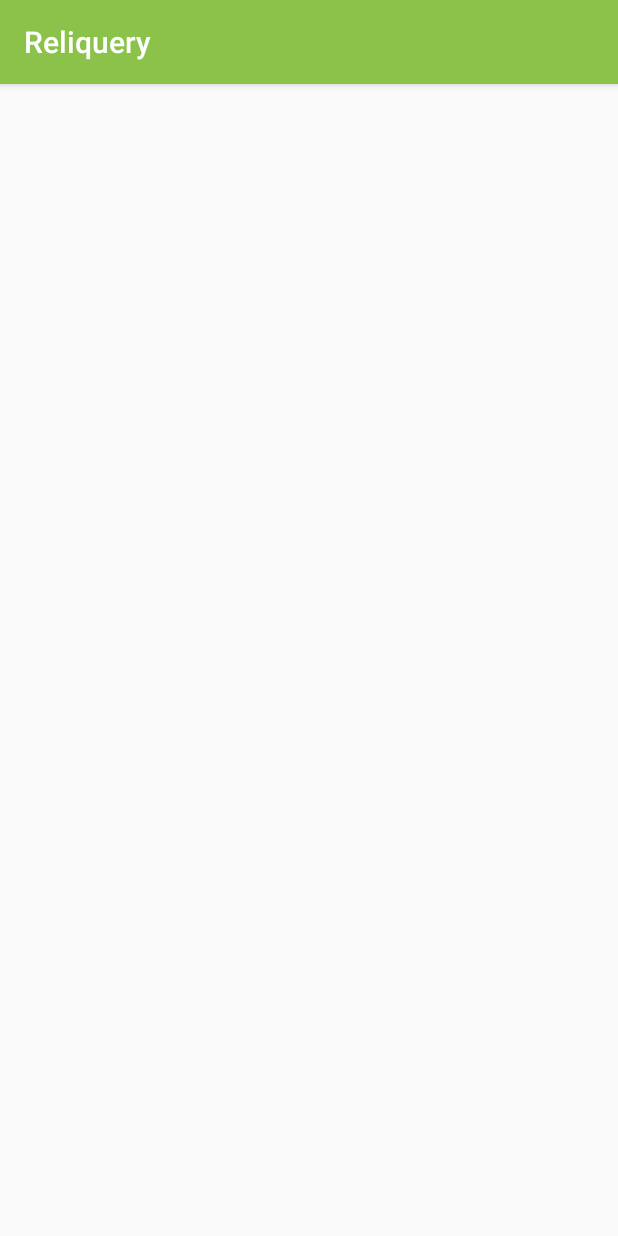
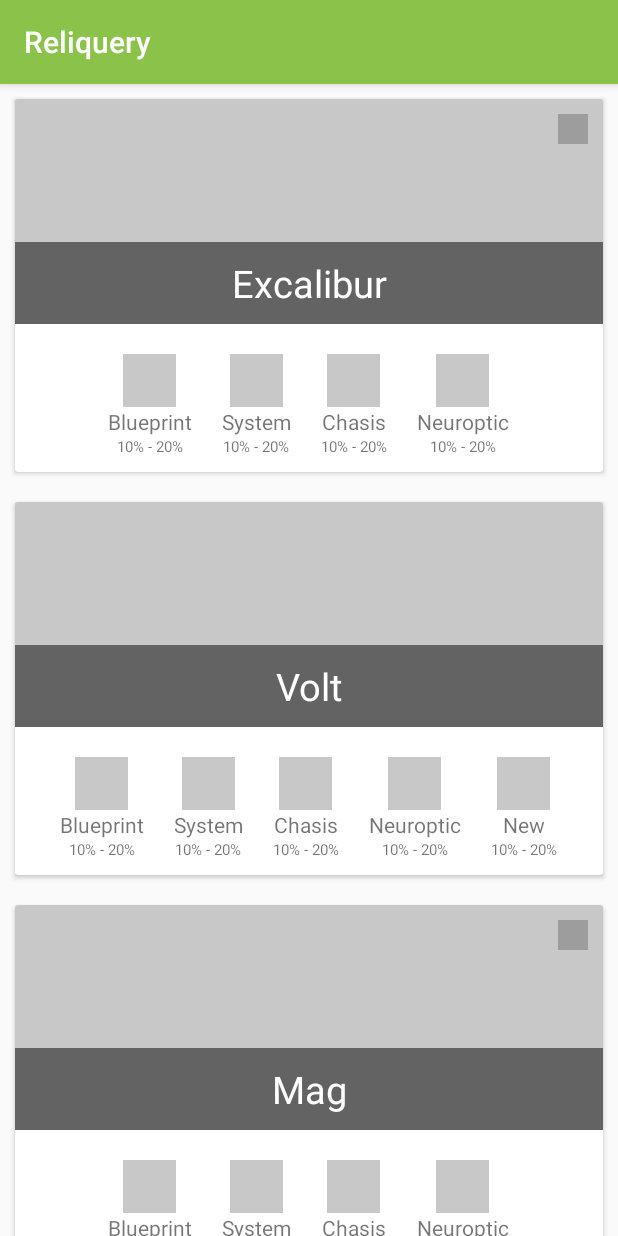
Before and after one commit to mbting/reliquery-android, an Android app: the screen it shows after launch (MainActivity), on a phone screen of 412 x 824 dp. Run offline under Robolectric (Android 15) with nearby library versions, the phone set to English and light mode, and no system bars.

Commit message:
added home screen with mock data

```diff
--- a/app/build.gradle
+++ b/app/build.gradle
@@ -25,5 +25,7 @@ dependencies {
         exclude group: 'com.android.support', module: 'support-annotations'
     })
     compile 'com.android.support:appcompat-v7:25.1.0'
+    compile 'com.android.support:cardview-v7:25.1.0'
+    compile 'com.android.support:recyclerview-v7:25.1.0'
     testCompile 'junit:junit:4.12'
 }
--- a/app/src/main/java/mv/naeem/reliquery/MainActivity.java
+++ b/app/src/main/java/mv/naeem/reliquery/MainActivity.java
@@ -1,7 +1,14 @@
 package mv.naeem.reliquery;
 
+import android.os.Bundle;
 import android.support.v7.app.AppCompatActivity;
-import android.os.Bundle;
+import android.support.v7.widget.LinearLayoutManager;
+import android.support.v7.widget.RecyclerView;
+import mv.naeem.reliquery.models.home.Item;
+import mv.naeem.reliquery.models.home.ItemPart;
+
+import java.util.ArrayList;
+import java.util.List;
 
 public class MainActivity extends AppCompatActivity {
 
@@ -9,5 +16,44 @@ public class MainActivity extends AppCompatActivity {
     protected void onCreate(Bundle savedInstanceState) {
         super.onCreate(savedInstanceState);
         setContentView(R.layout.activity_main);
+
+        RecyclerView itemList = (RecyclerView)findViewById(R.id.prime_card_list);
+        LinearLayoutManager llm = new LinearLayoutManager(this);
+        itemList.setLayoutManager(llm);
+
+        PrimeCardAdapter adapter = new PrimeCardAdapter(getData());
+        itemList.setAdapter(adapter);
+
     }
+
+    public List<Item> getData() {
+        // mock data
+        List<Item> items = new ArrayList<>();
+        // item parts
+        List<ItemPart> itemparts = new ArrayList<>();
+        itemparts.add(new ItemPart(1, "Blueprint", "10% - 20%"));
+        itemparts.add(new ItemPart(2, "System", "10% - 20%"));
+        itemparts.add(new ItemPart(3, "Chasis", "10% - 20%"));
+        itemparts.add(new ItemPart(3, "Neuroptic", "10% - 20%"));
+        // item parts long
+        List<ItemPart> itemparts1 = new ArrayList<>();
+        itemparts1.add(new ItemPart(1, "Blueprint", "10% - 20%"));
+        itemparts1.add(new ItemPart(2, "System", "10% - 20%"));
+        itemparts1.add(new ItemPart(3, "Chasis", "10% - 20%"));
+        itemparts1.add(new ItemPart(3, "Neuroptic", "10% - 20%"));
+        itemparts1.add(new ItemPart(3, "New", "10% - 20%"));
+        // items
+        items.add(new Item(1, "Excalibur", true, itemparts));
+        items.add(new Item(1, "Volt", false, itemparts1));
+        items.add(new Item(1, "Mag", true, itemparts));
+        items.add(new Item(1, "Rhino", true, itemparts1));
+        items.add(new Item(1, "Nekros", false, itemparts1));
+        items.add(new Item(1, "Inaros", true, itemparts));
+        items.add(new Item(1, "Nova", true, itemparts));
+        items.add(new Item(1, "Chroma", false, itemparts1));
+        items.add(new Item(1, "Frost", true, itemparts));
+
+        return items;
+    }
+
 }
--- /dev/null
+++ b/app/src/main/java/mv/naeem/reliquery/PrimeCardAdapter.java
@@ -0,0 +1,74 @@
+package mv.naeem.reliquery;
+
+
+import android.support.v7.widget.CardView;
+import android.support.v7.widget.RecyclerView;
+import android.view.LayoutInflater;
+import android.view.View;
+import android.view.ViewGroup;
+import android.widget.ImageView;
+import android.widget.LinearLayout;
+import android.widget.TextView;
+import mv.naeem.reliquery.models.home.Item;
+import mv.naeem.reliquery.models.home.ItemPart;
+
+import java.util.List;
+
+public class PrimeCardAdapter extends RecyclerView.Adapter<PrimeCardAdapter.ItemViewHolder> {
+
+    List<Item> items;
+
+    PrimeCardAdapter(List<Item> items){
+        this.items = items;
+    }
+
+    @Override
+    public int getItemCount() {
+        return items.size();
+    }
+
+    @Override
+    public ItemViewHolder onCreateViewHolder(ViewGroup viewGroup, int i) {
+        View v = LayoutInflater.from(viewGroup.getContext()).inflate(R.layout.prime_card, viewGroup, false);
+        ItemViewHolder ivh = new ItemViewHolder(v);
+        return ivh;
+    }
+
+    @Override
+    public void onBindViewHolder(ItemViewHolder itemViewHolder, int i) {
+        itemViewHolder.name.setText(items.get(i).name);
+        itemViewHolder.vaulted.setVisibility((items.get(i).vaulted) ? View.VISIBLE : View.INVISIBLE);
+
+        // add parts
+        itemViewHolder.items.removeAllViews();
+        for (ItemPart ip: items.get(i).parts) {
+            View v = LayoutInflater.from(itemViewHolder.items.getContext()).inflate(R.layout.prime_card_part, itemViewHolder.items, false);
+//            ImageView item_image = (ImageView) v.findViewById(R.id.prime_card_part_image);
+            TextView item_name = (TextView) v.findViewById(R.id.prime_card_part_name);
+            TextView item_chance = (TextView) v.findViewById(R.id.prime_card_part_chance);
+            item_name.setText(ip.name);
+            item_chance.setText(ip.chances);
+            itemViewHolder.items.addView(v);
+        }
+    }
+
+    @Override
+    public void onAttachedToRecyclerView(RecyclerView recyclerView) {
+        super.onAttachedToRecyclerView(recyclerView);
+    }
+
+    public static class ItemViewHolder extends RecyclerView.ViewHolder {
+        CardView cv;
+        TextView name;
+        ImageView vaulted;
+        LinearLayout items;
+
+         ItemViewHolder(View itemView) {
+            super(itemView);
+            cv = (CardView)itemView.findViewById(R.id.prime_card);
+            name = (TextView)itemView.findViewById(R.id.prime_card_title);
+            vaulted = (ImageView)itemView.findViewById(R.id.prime_card_vaulted);
+            items = (LinearLayout)itemView.findViewById(R.id.prime_card_parts);
+        }
+    }
+}
--- /dev/null
+++ b/app/src/main/java/mv/naeem/reliquery/models/home/Item.java
@@ -0,0 +1,17 @@
+package mv.naeem.reliquery.models.home;
+
+import java.util.List;
+
+public class Item {
+    public Integer id;
+    public String name;
+    public Boolean vaulted;
+    public List<ItemPart> parts;
+
+    public Item(Integer id, String name, Boolean vaulted, List<ItemPart> parts) {
+        this.id = id;
+        this.name = name;
+        this.vaulted = vaulted;
+        this.parts = parts;
+    }
+}
--- /dev/null
+++ b/app/src/main/java/mv/naeem/reliquery/models/home/ItemPart.java
@@ -0,0 +1,13 @@
+package mv.naeem.reliquery.models.home;
+
+public class ItemPart {
+    public Integer id;
+    public String name;
+    public String chances;
+
+    public ItemPart(Integer id, String name, String chances) {
+        this.id = id;
+        this.name = name;
+        this.chances = chances;
+    }
+}
--- a/app/src/main/res/layout/activity_main.xml
+++ b/app/src/main/res/layout/activity_main.xml
@@ -5,9 +5,12 @@
         android:id="@+id/activity_main"
         android:layout_width="match_parent"
         android:layout_height="match_parent"
-        android:paddingLeft="@dimen/activity_horizontal_margin"
-        android:paddingRight="@dimen/activity_horizontal_margin"
-        android:paddingTop="@dimen/activity_vertical_margin"
-        android:paddingBottom="@dimen/activity_vertical_margin"
         tools:context="mv.naeem.reliquery.MainActivity">
+
+    <android.support.v7.widget.RecyclerView
+            android:layout_width="match_parent"
+            android:layout_height="wrap_content"
+            android:id="@+id/prime_card_list"
+            />
+
 </RelativeLayout>
--- /dev/null
+++ b/app/src/main/res/layout/prime_card.xml
@@ -0,0 +1,83 @@
+<?xml version="1.0" encoding="utf-8"?>
+<android.support.v7.widget.CardView
+        xmlns:android="http://schemas.android.com/apk/res/android"
+        xmlns:app="http://schemas.android.com/apk/res-auto"
+        android:layout_width="match_parent"
+        android:layout_height="wrap_content"
+        android:layout_marginTop="@dimen/card_margin"
+        android:layout_marginBottom="@dimen/card_margin"
+        android:layout_marginLeft="@dimen/card_margin"
+        android:layout_marginRight="@dimen/card_margin"
+        android:id="@+id/prime_card">
+
+    <RelativeLayout
+            android:layout_width="match_parent"
+            android:layout_height="match_parent">
+
+        <FrameLayout
+                android:layout_width="match_parent"
+                android:layout_height="wrap_content"
+                android:id="@+id/prime_card_image_group">
+
+            <ImageView
+                    android:layout_width="match_parent"
+                    android:layout_height="@dimen/card_image_height"
+                    app:srcCompat="@color/cardview_shadow_start_color"
+                    android:id="@+id/prime_card_image"/>
+
+            <ImageView
+                    android:layout_width="@dimen/card_vaulted_width"
+                    android:layout_height="@dimen/card_vaulted_height"
+                    app:srcCompat="@color/cardview_shadow_start_color"
+                    android:layout_margin="@dimen/card_content_padding"
+                    android:layout_gravity="end|top"
+                    android:id="@+id/prime_card_vaulted"/>
+
+            <TextView
+                    android:text="TextView"
+                    android:layout_width="match_parent"
+                    android:layout_height="wrap_content"
+                    android:textAlignment="center"
+                    android:textColor="@color/cardview_light_background"
+                    android:padding="@dimen/card_content_padding"
+                    android:background="@color/colorBlack80"
+                    android:layout_gravity="center|bottom"
+                    android:textSize="@dimen/card_title_size"
+                    android:id="@+id/prime_card_title"/>
+
+        </FrameLayout>
+
+
+
+        <LinearLayout
+                android:orientation="vertical"
+                android:layout_width="match_parent"
+                android:layout_height="wrap_content"
+                android:padding="@dimen/card_content_padding"
+                android:layout_below="@id/prime_card_image_group">
+
+            <HorizontalScrollView
+                    android:layout_marginTop="@dimen/card_margin"
+                    android:scrollbarDefaultDelayBeforeFade="0"
+                    android:layout_width="fill_parent"
+                    android:layout_height="fill_parent">
+
+                <LinearLayout
+                        android:id="@+id/prime_card_parts"
+                        android:orientation="horizontal"
+                        android:layout_gravity="center"
+                        android:gravity="center"
+                        android:layout_width="wrap_content"
+                        android:layout_height="wrap_content">
+
+                </LinearLayout>
+
+            </HorizontalScrollView>
+
+        </LinearLayout>
+
+
+
+    </RelativeLayout>
+
+</android.support.v7.widget.CardView>
--- /dev/null
+++ b/app/src/main/res/layout/prime_card_part.xml
@@ -0,0 +1,30 @@
+<?xml version="1.0" encoding="utf-8"?>
+<LinearLayout
+        xmlns:android="http://schemas.android.com/apk/res/android"
+        xmlns:app="http://schemas.android.com/apk/res-auto"
+        android:orientation="vertical"
+        android:gravity="center_vertical|center_horizontal"
+        android:id="@+id/prime_card_item"
+        android:layout_width="wrap_content"
+        android:layout_height="match_parent"
+        android:layout_marginEnd="@dimen/card_margin"
+        android:layout_marginStart="@dimen/card_margin">
+
+        <ImageView
+                android:layout_width="@dimen/card_item_part_image_width"
+                android:layout_height="@dimen/card_item_part_image_height"
+                app:srcCompat="@color/cardview_shadow_start_color"
+                android:id="@+id/prime_card_part_image"/>
+        <TextView
+                android:text="TextView"
+                android:layout_width="wrap_content"
+                android:layout_height="wrap_content"
+                android:id="@+id/prime_card_part_name"/>
+        <TextView
+                android:text="TextView"
+                android:layout_width="wrap_content"
+                android:layout_height="wrap_content"
+                android:textSize="@dimen/card_item_chance_size"
+                android:id="@+id/prime_card_part_chance"/>
+
+</LinearLayout>
--- a/app/src/main/res/values/colors.xml
+++ b/app/src/main/res/values/colors.xml
@@ -3,4 +3,5 @@
     <color name="colorPrimary">#8BC34A</color>
     <color name="colorPrimaryDark">#558B2F</color>
     <color name="colorAccent">#795548</color>
+    <color name="colorBlack80">#80000000</color>
 </resources>
--- a/app/src/main/res/values/dimens.xml
+++ b/app/src/main/res/values/dimens.xml
@@ -1,5 +1,13 @@
 <resources>
     <!-- Default screen margins, per the Android Design guidelines. -->
-    <dimen name="activity_horizontal_margin">16dp</dimen>
-    <dimen name="activity_vertical_margin">16dp</dimen>
+    <dimen name="card_margin">10dp</dimen>
+    <dimen name="card_item_margin">0dp</dimen>
+    <dimen name="card_content_padding">10dp</dimen>
+    <dimen name="card_vaulted_width">20dp</dimen>
+    <dimen name="card_vaulted_height">20dp</dimen>
+    <dimen name="card_item_part_image_height">35dp</dimen>
+    <dimen name="card_item_part_image_width">35dp</dimen>
+    <dimen name="card_image_height">150dp</dimen>
+    <dimen name="card_title_size">25sp</dimen>
+    <dimen name="card_item_chance_size">10sp</dimen>
 </resources>
```
